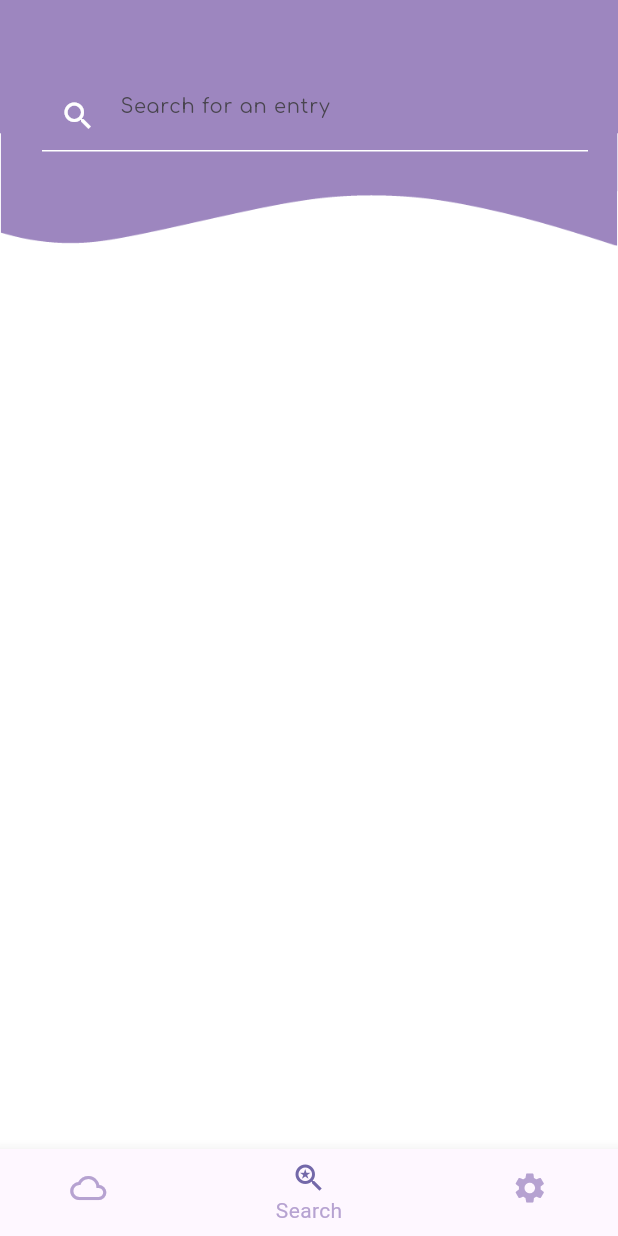
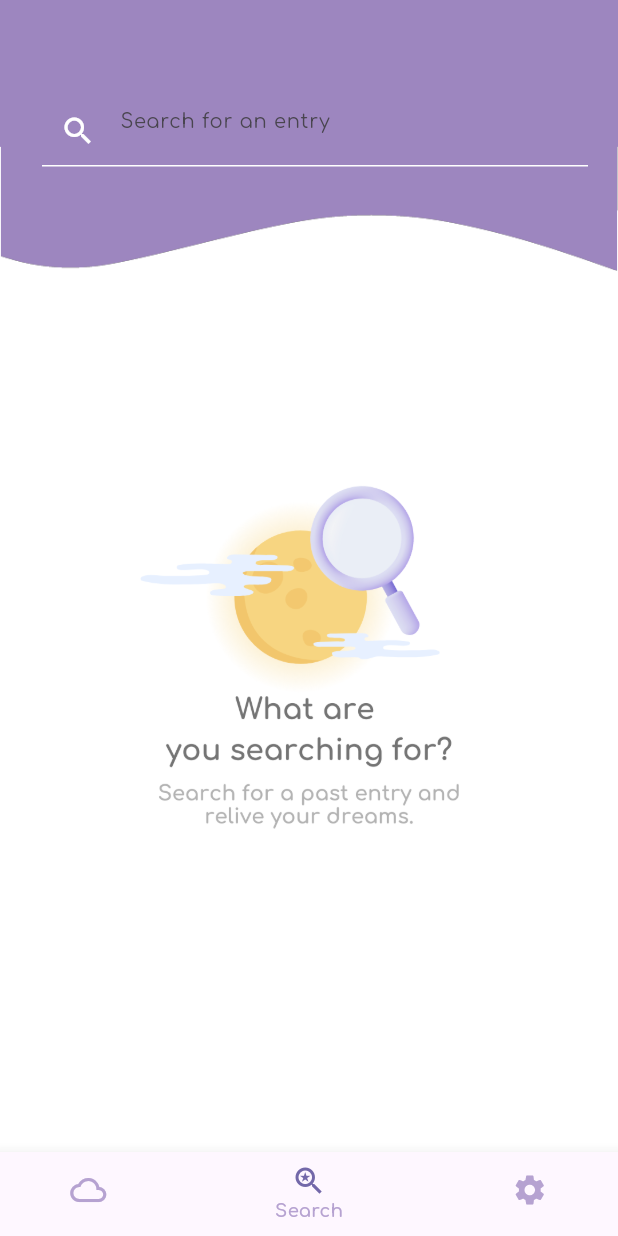
Before and after one commit to HannahC077/Dream-Diary-App, a Flutter app: the NavigationBarApp screen opened by its route, item 2 of the bottom bar chosen, on a phone screen of 412 x 824 dp. Run offline on Flutter 3.47's test engine with Material 3 defaults, Android fonts, the phone set to English and light mode, and no system bars; our stand-ins replace google_fonts, simple_animations; network calls fail.

Commit message:
Dashboard stuff

```diff
--- a/dream_diary_app/lib/Account/registration.dart
+++ b/dream_diary_app/lib/Account/registration.dart
@@ -105,6 +105,7 @@ class _RegistrationState extends State<Registration> {
                                 ),
                               ),
                               child: CustomTextFormField(
+                                  //Username Field
                                   labelText: "",
                                   hintText: "",
                                   textInputType: TextInputType.name,
@@ -163,6 +164,7 @@ class _RegistrationState extends State<Registration> {
                                 ),
                               ),
                               child: CustomTextFormField(
+                                  //Email Field
                                   labelText: "",
                                   hintText: "",
                                   textInputType: TextInputType.name,
@@ -221,6 +223,7 @@ class _RegistrationState extends State<Registration> {
                                 ),
                               ),
                               child: PasswordField(
+                                  //Password Field
                                   labelText: "",
                                   hintText: "",
                                   obscureText: obscureText,
--- a/dream_diary_app/lib/Components/NavigationBar.dart
+++ b/dream_diary_app/lib/Components/NavigationBar.dart
@@ -3,6 +3,7 @@ import 'package:dream_diary_app/Dashboard/dashboard.dart';
 import 'package:dream_diary_app/Dashboard/search.dart';
 import 'package:dream_diary_app/Settings/profile.dart';
 import 'package:flutter/material.dart';
+import 'package:google_fonts/google_fonts.dart';
 
 class NavigationBarApp extends StatefulWidget {
   static const String routeName = "navigation";
@@ -66,6 +67,8 @@ class _NavigationBarAppState extends State<NavigationBarApp> {
               label: "Settings",
             )
           ],
+          selectedLabelStyle:
+              GoogleFonts.comfortaa(fontSize: 12, fontWeight: FontWeight.w600),
           onTap: (index) {
             setState(() {
               _currentIndex = index;
--- a/dream_diary_app/lib/Components/SearchBar.dart
+++ b/dream_diary_app/lib/Components/SearchBar.dart
@@ -20,11 +20,11 @@ class _SearchBarAppState extends State<SearchBarApp> {
         labelStyle: GoogleFonts.comfortaa(),
         hintStyle: GoogleFonts.comfortaa(),
         hintText: 'Search for an entry',
-        enabledBorder: UnderlineInputBorder(
-          borderSide: BorderSide(color: Colors.white),
+        enabledBorder: const UnderlineInputBorder(
+          borderSide: BorderSide(color: Colors.white, width: 1.0),
         ),
-        focusedBorder: UnderlineInputBorder(
-          borderSide: BorderSide(color: Colors.white),
+        focusedBorder: const UnderlineInputBorder(
+          borderSide: BorderSide(color: Colors.white, width: 2.0),
         ),
       ),
       onSubmitted: (value) {
--- a/dream_diary_app/lib/Dashboard/search.dart
+++ b/dream_diary_app/lib/Dashboard/search.dart
@@ -11,6 +11,8 @@ class SearchPage extends StatefulWidget {
 }
 
 class _SearchPageState extends State<SearchPage> {
+  late String searchQuery = ''; //store query
+
   @override
   Widget build(BuildContext context) {
     return Scaffold(
@@ -22,7 +24,7 @@ class _SearchPageState extends State<SearchPage> {
             FadeIn(
               1,
               Container(
-                height: 400,
+                height: 200,
                 padding: EdgeInsets.only(left: 20),
                 decoration: const BoxDecoration(
                   image: DecorationImage(
@@ -32,17 +34,29 @@ class _SearchPageState extends State<SearchPage> {
                 child: Stack(
                   children: [
                     Positioned(
-                      top: 45,
+                      top: 55,
                       width: 380,
                       child: Padding(
                         padding: EdgeInsets.all(8),
                         child: FadeIn(
                           1,
-                          SearchBarApp(),
+                          SearchBarApp(), //Search Bar field
                         ),
                       ),
                     ),
                   ],
+                ),
+              ),
+            ),
+            FadeIn(
+              1,
+              Positioned(
+                child: Container(
+                  height: 420,
+                  decoration: const BoxDecoration(
+                      image: DecorationImage(
+                          image: AssetImage('assets/images/search_bg.png'),
+                          fit: BoxFit.fill)),
                 ),
               ),
             ),
--- a/dream_diary_app/lib/Settings/editPassword.dart
+++ b/dream_diary_app/lib/Settings/editPassword.dart
@@ -47,7 +47,7 @@ class _EditPasswordState extends State<EditPassword> {
                     Container(
                       margin: const EdgeInsets.only(top: 15),
                       child: Center(
-                        child: Text("Update Password",
+                        child: Text("Change Password",
                             style: GoogleFonts.comfortaa(
                                 color: Colors.white,
                                 fontSize: 30,
@@ -102,6 +102,7 @@ class _EditPasswordState extends State<EditPassword> {
                                 ),
                               ),
                               child: PasswordField(
+                                  //Password Field
                                   labelText: "",
                                   hintText: "",
                                   obscureText: obscureText,
@@ -161,6 +162,7 @@ class _EditPasswordState extends State<EditPassword> {
                                 ),
                               ),
                               child: PasswordField(
+                                  //Confirm Password Field
                                   labelText: "",
                                   hintText: "",
                                   obscureText: obscureText,
--- a/dream_diary_app/lib/Settings/editProfile.dart
+++ b/dream_diary_app/lib/Settings/editProfile.dart
@@ -101,6 +101,7 @@ class _EditProfileState extends State<EditProfile> {
                                 ),
                               ),
                               child: CustomTextFormField(
+                                  //Username Field
                                   labelText: "",
                                   hintText: "",
                                   textInputType: TextInputType.name,
@@ -159,6 +160,7 @@ class _EditProfileState extends State<EditProfile> {
                                 ),
                               ),
                               child: CustomTextFormField(
+                                  //Email Field
                                   labelText: "",
                                   hintText: "",
                                   textInputType: TextInputType.name,
@@ -166,7 +168,7 @@ class _EditProfileState extends State<EditProfile> {
                             ),
                           ],
                         )),
-                    SizedBox(
+                    const SizedBox(
                       height: 20,
                     ),
                     const SizedBox(
--- a/dream_diary_app/lib/Settings/profile.dart
+++ b/dream_diary_app/lib/Settings/profile.dart
@@ -15,7 +15,7 @@ class Profile extends StatefulWidget {
 }
 
 class _ProfileState extends State<Profile> {
-  String username = "Haatdog"; // Replace with logic to get the username
+  String username = "Haatdog"; //username
 
   @override
   Widget build(BuildContext context) {
@@ -49,6 +49,7 @@ class _ProfileState extends State<Profile> {
                       ),
                       const SizedBox(height: 10),
                       Text(
+                        //Username
                         username,
                         style: GoogleFonts.comfortaa(
                           color: Colors.white,
--- a/dream_diary_app/lib/main.dart
+++ b/dream_diary_app/lib/main.dart
@@ -84,7 +84,8 @@ class _LoginScreenState extends State<LoginScreen> {
                         Container(
                           margin: const EdgeInsets.only(top: 15),
                           child: Center(
-                            child: Text("Dream Diary",
+                            child: Text(
+                                "Dream Diary", //pls change name if u want
                                 style: GoogleFonts.comfortaa(
                                     color: Colors.white,
                                     fontSize: 40,
--- a/dream_diary_app/pubspec.yaml
+++ b/dream_diary_app/pubspec.yaml
@@ -68,6 +68,7 @@ flutter:
     - assets/images/profile_bg.png
     - assets/images/default_prof.jpg
     - assets/images/search_header.png
+    - assets/images/search_bg.png
 
   # An image asset can refer to one or more resolution-specific "variants", see
   # https://flutter.dev/assets-and-images/#resolution-aware
```
Also changed, not shown: dream_diary_app/lib/Components/CalendarSelect.dart (added, +72 -0 lines), dream_diary_app/lib/Components/newEntryFloatingButton.dart (added, +25 -0 lines), dream_diary_app/lib/Dashboard/dashboard.dart (+21 -6 lines), dream_diary_app/lib/Models/quote.dart (+4 -3 lines), dream_diary_app/assets/images/background.png, dream_diary_app/assets/images/search_bg.png (added), dream_diary_app/assets/images/search_header.png, dream_diary_app/lib/Account/registrationGoogle.dart (added), dream_diary_app/lib/Dashboard/Dream Entry/editEntry.dart (added), 1 other file.
